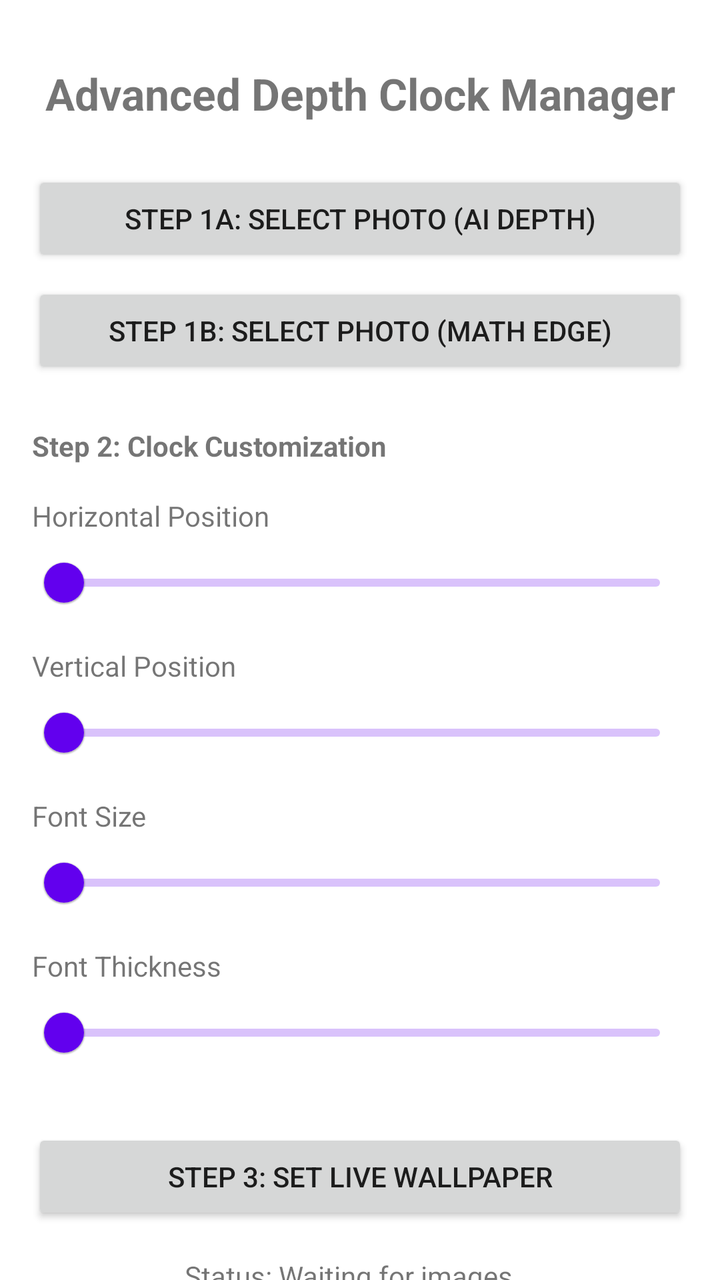
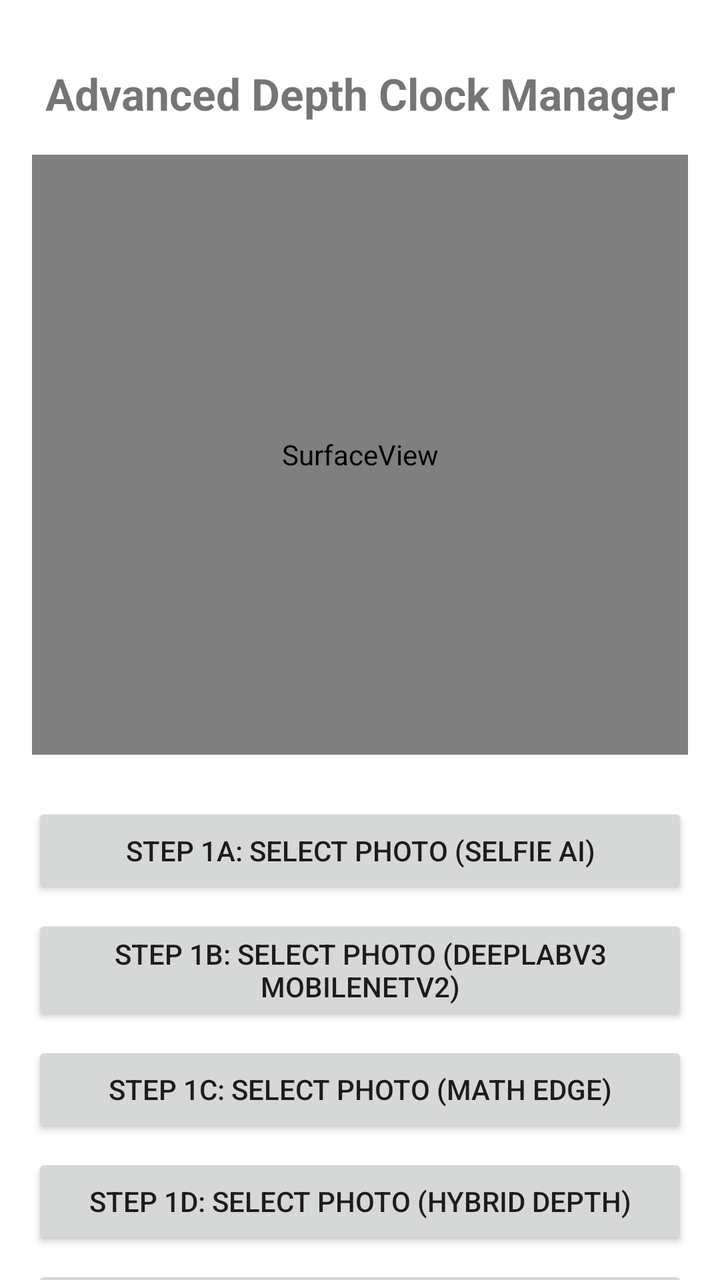

Screens rendered from an Android XML layout before and after an edit, with the pre-edit source and the edit as a unified diff.
<!-- AndroidManifest.xml: application theme Theme.AdvanceWallpaperManager -->
<!-- res/layout/activity_main.xml -->
<?xml version="1.0" encoding="utf-8"?>
<androidx.core.widget.NestedScrollView xmlns:android="http://schemas.android.com/apk/res/android"
    xmlns:app="http://schemas.android.com/apk/res-auto"
    xmlns:tools="http://schemas.android.com/tools"
    android:layout_width="match_parent"
    android:layout_height="match_parent"
    android:fillViewport="true">

    <androidx.constraintlayout.widget.ConstraintLayout
        android:layout_width="match_parent"
        android:layout_height="wrap_content"
        android:padding="16dp">

        <TextView
            android:id="@+id/tv_title"
            android:layout_width="wrap_content"
            android:layout_height="wrap_content"
            android:text="Advanced Depth Clock Manager"
            android:textSize="22sp"
            android:textStyle="bold"
            app:layout_constraintTop_toTopOf="parent"
            app:layout_constraintStart_toStartOf="parent"
            app:layout_constraintEnd_toEndOf="parent"
            android:layout_marginTop="16dp"/>

        <Button
            android:id="@+id/btn_select_image"
            android:layout_width="0dp"
            android:layout_height="wrap_content"
            android:text="Step 1a: Select Photo (AI Depth)"
            app:layout_constraintTop_toBottomOf="@id/tv_title"
            app:layout_constraintStart_toStartOf="parent"
            app:layout_constraintEnd_toEndOf="parent"
            android:layout_marginTop="24dp"/>

        <Button
            android:id="@+id/btn_extract_edges"
            android:layout_width="0dp"
            android:layout_height="wrap_content"
            android:text="Step 1b: Select Photo (Math Edge)"
            app:layout_constraintTop_toBottomOf="@id/btn_select_image"
            app:layout_constraintStart_toStartOf="parent"
            app:layout_constraintEnd_toEndOf="parent"
            android:layout_marginTop="8dp"/>

        <ProgressBar
            android:id="@+id/pb_extraction"
            style="?android:attr/progressBarStyleHorizontal"
            android:layout_width="0dp"
            android:layout_height="wrap_content"
            android:visibility="gone"
            android:indeterminate="true"
            app:layout_constraintTop_toBottomOf="@id/btn_extract_edges"
            app:layout_constraintStart_toStartOf="parent"
            app:layout_constraintEnd_toEndOf="parent"/>

        <TextView
            android:id="@+id/tv_clock_settings"
            android:layout_width="wrap_content"
            android:layout_height="wrap_content"
            android:text="Step 2: Clock Customization"
            android:textStyle="bold"
            app:layout_constraintTop_toBottomOf="@id/pb_extraction"
            app:layout_constraintStart_toStartOf="parent"
            android:layout_marginTop="24dp"/>

        
        <TextView
            android:id="@+id/tv_label_x"
            android:layout_width="wrap_content"
            android:layout_height="wrap_content"
            android:text="Horizontal Position"
            app:layout_constraintTop_toBottomOf="@id/tv_clock_settings"
            app:layout_constraintStart_toStartOf="parent"
            android:layout_marginTop="16dp"/>
        <com.google.android.material.slider.Slider
            android:id="@+id/slider_x"
            android:layout_width="0dp"
            android:layout_height="wrap_content"
            android:valueFrom="0.0"
            android:valueTo="1.0"
            app:layout_constraintTop_toBottomOf="@id/tv_label_x"
            app:layout_constraintStart_toStartOf="parent"
            app:layout_constraintEnd_toEndOf="parent"/>

        
        <TextView
            android:id="@+id/tv_label_y"
            android:layout_width="wrap_content"
            android:layout_height="wrap_content"
            android:text="Vertical Position"
            app:layout_constraintTop_toBottomOf="@id/slider_x"
            app:layout_constraintStart_toStartOf="parent"
            android:layout_marginTop="8dp"/>
        <com.google.android.material.slider.Slider
            android:id="@+id/slider_y"
            android:layout_width="0dp"
            android:layout_height="wrap_content"
            android:valueFrom="0.0"
            android:valueTo="1.0"
            app:layout_constraintTop_toBottomOf="@id/tv_label_y"
            app:layout_constraintStart_toStartOf="parent"
            app:layout_constraintEnd_toEndOf="parent"/>

        
        <TextView
            android:id="@+id/tv_label_size"
            android:layout_width="wrap_content"
            android:layout_height="wrap_content"
            android:text="Font Size"
            app:layout_constraintTop_toBottomOf="@id/slider_y"
            app:layout_constraintStart_toStartOf="parent"
            android:layout_marginTop="8dp"/>
        <com.google.android.material.slider.Slider
            android:id="@+id/slider_size"
            android:layout_width="0dp"
            android:layout_height="wrap_content"
            android:valueFrom="50"
            android:valueTo="500"
            app:layout_constraintTop_toBottomOf="@id/tv_label_size"
            app:layout_constraintStart_toStartOf="parent"
            app:layout_constraintEnd_toEndOf="parent"/>

        
        <TextView
            android:id="@+id/tv_label_thickness"
            android:layout_width="wrap_content"
            android:layout_height="wrap_content"
            android:text="Font Thickness"
            app:layout_constraintTop_toBottomOf="@id/slider_size"
            app:layout_constraintStart_toStartOf="parent"
            android:layout_marginTop="8dp"/>
        <com.google.android.material.slider.Slider
            android:id="@+id/slider_thickness"
            android:layout_width="0dp"
            android:layout_height="wrap_content"
            android:valueFrom="0"
            android:valueTo="20"
            app:layout_constraintTop_toBottomOf="@id/tv_label_thickness"
            app:layout_constraintStart_toStartOf="parent"
            app:layout_constraintEnd_toEndOf="parent"/>

        <Button
            android:id="@+id/btn_apply"
            android:layout_width="0dp"
            android:layout_height="wrap_content"
            android:text="Step 3: Set Live Wallpaper"
            app:layout_constraintTop_toBottomOf="@id/slider_thickness"
            app:layout_constraintStart_toStartOf="parent"
            app:layout_constraintEnd_toEndOf="parent"
            android:layout_marginTop="24dp"/>

        <TextView
            android:id="@+id/tv_status"
            android:layout_width="wrap_content"
            android:layout_height="wrap_content"
            android:text="Status: Waiting for images..."
            app:layout_constraintTop_toBottomOf="@id/btn_apply"
            app:layout_constraintStart_toStartOf="parent"
            app:layout_constraintEnd_toEndOf="parent"
            android:layout_marginTop="16dp"
            android:paddingBottom="32dp"/>

    </androidx.constraintlayout.widget.ConstraintLayout>
</androidx.core.widget.NestedScrollView>
<!-- resources referenced by this layout -->
<resources>
  <style name="Theme.AdvanceWallpaperManager" parent="Theme.MaterialComponents.DayNight.DarkActionBar">
          
          <item name="colorPrimary">@color/purple_500</item>
          <item name="colorPrimaryVariant">@color/purple_700</item>
          <item name="colorOnPrimary">@color/white</item>
          
          <item name="colorSecondary">@color/teal_200</item>
          <item name="colorSecondaryVariant">@color/teal_700</item>
          <item name="colorOnSecondary">@color/black</item>
          
          <item name="android:statusBarColor">?attr/colorPrimaryVariant</item>
          
      </style>
  <color name="purple_500">#FF6200EE</color>
  <color name="purple_700">#FF3700B3</color>
  <color name="white">#FFFFFFFF</color>
  <color name="teal_200">#FF03DAC5</color>
  <color name="teal_700">#FF018786</color>
  <color name="black">#FF000000</color>
</resources>

<!-- the commit's change to res/layout/activity_main.xml (unified diff, before → after) -->
@@ -23,22 +23,70 @@
             app:layout_constraintEnd_toEndOf="parent"
             android:layout_marginTop="16dp"/>
 
+        
+        <FrameLayout
+            android:id="@+id/preview_container"
+            android:layout_width="0dp"
+            android:layout_height="300dp"
+            android:layout_marginTop="16dp"
+            android:background="#000"
+            app:layout_constraintTop_toBottomOf="@id/tv_title"
+            app:layout_constraintStart_toStartOf="parent"
+            app:layout_constraintEnd_toEndOf="parent">
+
+            <SurfaceView
+                android:id="@+id/surface_preview"
+                android:layout_width="match_parent"
+                android:layout_height="match_parent"
+                android:layout_gravity="center" />
+        </FrameLayout>
+
         <Button
             android:id="@+id/btn_select_image"
             android:layout_width="0dp"
             android:layout_height="wrap_content"
-            android:text="Step 1a: Select Photo (AI Depth)"
-            app:layout_constraintTop_toBottomOf="@id/tv_title"
+            android:text="Step 1a: Select Photo (Selfie AI)"
+            app:layout_constraintTop_toBottomOf="@id/preview_container"
             app:layout_constraintStart_toStartOf="parent"
             app:layout_constraintEnd_toEndOf="parent"
             android:layout_marginTop="24dp"/>
 
         <Button
+            android:id="@+id/btn_deep_lab"
+            android:layout_width="0dp"
+            android:layout_height="wrap_content"
+            android:text="Step 1b: Select Photo (DeepLabV3 MobileNetV2)"
+            app:layout_constraintTop_toBottomOf="@id/btn_select_image"
+            app:layout_constraintStart_toStartOf="parent"
+            app:layout_constraintEnd_toEndOf="parent"
+            android:layout_marginTop="8dp"/>
+
+        <Button
             android:id="@+id/btn_extract_edges"
             android:layout_width="0dp"
             android:layout_height="wrap_content"
-            android:text="Step 1b: Select Photo (Math Edge)"
-            app:layout_constraintTop_toBottomOf="@id/btn_select_image"
+            android:text="Step 1c: Select Photo (Math Edge)"
+            app:layout_constraintTop_toBottomOf="@id/btn_deep_lab"
+            app:layout_constraintStart_toStartOf="parent"
+            app:layout_constraintEnd_toEndOf="parent"
+            android:layout_marginTop="8dp"/>
+
+        <Button
+            android:id="@+id/btn_hybrid_depth"
+            android:layout_width="0dp"
+            android:layout_height="wrap_content"
+            android:text="Step 1d: Select Photo (Hybrid Depth)"
+            app:layout_constraintTop_toBottomOf="@id/btn_extract_edges"
+            app:layout_constraintStart_toStartOf="parent"
+            app:layout_constraintEnd_toEndOf="parent"
+            android:layout_marginTop="8dp"/>
+
+        <Button
+            android:id="@+id/btn_saliency_matte"
+            android:layout_width="0dp"
+            android:layout_height="wrap_content"
+            android:text="Step 1e: Select Photo (Saliency Matte)"
+            app:layout_constraintTop_toBottomOf="@id/btn_hybrid_depth"
             app:layout_constraintStart_toStartOf="parent"
             app:layout_constraintEnd_toEndOf="parent"
             android:layout_marginTop="8dp"/>
@@ -50,7 +98,154 @@
             android:layout_height="wrap_content"
             android:visibility="gone"
             android:indeterminate="true"
-            app:layout_constraintTop_toBottomOf="@id/btn_extract_edges"
+            android:layout_marginTop="8dp"
+            app:layout_constraintTop_toBottomOf="@id/btn_saliency_matte"
+            app:layout_constraintStart_toStartOf="parent"
+            app:layout_constraintEnd_toEndOf="parent"/>
+
+        <TextView
+            android:id="@+id/tv_deep_lab_settings"
+            android:layout_width="wrap_content"
+            android:layout_height="wrap_content"
+            android:text="DeepLab Controls"
+            android:textStyle="bold"
+            app:layout_constraintTop_toBottomOf="@id/pb_extraction"
+            app:layout_constraintStart_toStartOf="parent"
+            android:layout_marginTop="24dp"/>
+
+        <TextView
+            android:id="@+id/tv_label_deep_lab_class"
+            android:layout_width="wrap_content"
+            android:layout_height="wrap_content"
+            android:text="DeepLab Target: 15 (Person)"
+            app:layout_constraintTop_toBottomOf="@id/tv_deep_lab_settings"
+            app:layout_constraintStart_toStartOf="parent"
+            android:layout_marginTop="16dp"/>
+
+        <com.google.android.material.slider.Slider
+            android:id="@+id/slider_deep_lab_class"
+            android:layout_width="0dp"
+            android:layout_height="wrap_content"
+            android:valueFrom="0"
+            android:valueTo="20"
+            android:value="15"
+            android:stepSize="1"
+            app:layout_constraintTop_toBottomOf="@id/tv_label_deep_lab_class"
+            app:layout_constraintStart_toStartOf="parent"
+            app:layout_constraintEnd_toEndOf="parent"/>
+
+        <TextView
+            android:id="@+id/tv_label_deep_lab_confidence"
+            android:layout_width="wrap_content"
+            android:layout_height="wrap_content"
+            android:text="DeepLab Min Confidence: 0.00"
+            app:layout_constraintTop_toBottomOf="@id/slider_deep_lab_class"
+            app:layout_constraintStart_toStartOf="parent"
+            android:layout_marginTop="8dp"/>
+
+        <com.google.android.material.slider.Slider
+            android:id="@+id/slider_deep_lab_confidence"
+            android:layout_width="0dp"
+            android:layout_height="wrap_content"
+            android:valueFrom="0.0"
+            android:valueTo="1.0"
+            android:value="0.0"
+            android:stepSize="0.01"
+            app:layout_constraintTop_toBottomOf="@id/tv_label_deep_lab_confidence"
+            app:layout_constraintStart_toStartOf="parent"
+            app:layout_constraintEnd_toEndOf="parent"/>
+
+        <TextView
+            android:id="@+id/tv_saliency_settings"
+            android:layout_width="wrap_content"
+            android:layout_height="wrap_content"
+            android:text="Saliency Matte Controls"
+            android:textStyle="bold"
+            app:layout_constraintTop_toBottomOf="@id/slider_deep_lab_confidence"
+            app:layout_constraintStart_toStartOf="parent"
+            android:layout_marginTop="16dp"/>
+
+        <TextView
+            android:id="@+id/tv_label_saliency_threshold"
+            android:layout_width="wrap_content"
+            android:layout_height="wrap_content"
+            android:text="Saliency Threshold: 0.35"
+            app:layout_constraintTop_toBottomOf="@id/tv_saliency_settings"
+            app:layout_constraintStart_toStartOf="parent"
+            android:layout_marginTop="12dp"/>
+
+        <com.google.android.material.slider.Slider
+            android:id="@+id/slider_saliency_threshold"
+            android:layout_width="0dp"
+            android:layout_height="wrap_content"
+            android:valueFrom="0.05"
+            android:valueTo="0.95"
+            android:value="0.35"
+            android:stepSize="0.01"
+            app:layout_constraintTop_toBottomOf="@id/tv_label_saliency_threshold"
+            app:layout_constraintStart_toStartOf="parent"
+            app:layout_constraintEnd_toEndOf="parent"/>
+
+        <TextView
+            android:id="@+id/tv_label_saliency_feather"
+            android:layout_width="wrap_content"
+            android:layout_height="wrap_content"
+            android:text="Matte Feather: 10px"
+            app:layout_constraintTop_toBottomOf="@id/slider_saliency_threshold"
+            app:layout_constraintStart_toStartOf="parent"
+            android:layout_marginTop="8dp"/>
+
+        <com.google.android.material.slider.Slider
+            android:id="@+id/slider_saliency_feather"
+            android:layout_width="0dp"
+            android:layout_height="wrap_content"
+            android:valueFrom="1"
+            android:valueTo="24"
+            android:value="10"
+            android:stepSize="1"
+            app:layout_constraintTop_toBottomOf="@id/tv_label_saliency_feather"
+            app:layout_constraintStart_toStartOf="parent"
+            app:layout_constraintEnd_toEndOf="parent"/>
+
+        <TextView
+            android:id="@+id/tv_label_saliency_cleanup"
+            android:layout_width="wrap_content"
+            android:layout_height="wrap_content"
+            android:text="Mask Cleanup: 2px"
+            app:layout_constraintTop_toBottomOf="@id/slider_saliency_feather"
+            app:layout_constraintStart_toStartOf="parent"
+            android:layout_marginTop="8dp"/>
+
+        <com.google.android.material.slider.Slider
+            android:id="@+id/slider_saliency_cleanup"
+            android:layout_width="0dp"
+            android:layout_height="wrap_content"
+            android:valueFrom="0"
+            android:valueTo="6"
+            android:value="2"
+            android:stepSize="1"
+            app:layout_constraintTop_toBottomOf="@id/tv_label_saliency_cleanup"
+            app:layout_constraintStart_toStartOf="parent"
+            app:layout_constraintEnd_toEndOf="parent"/>
+
+        <TextView
+            android:id="@+id/tv_label_saliency_edge_lock"
+            android:layout_width="wrap_content"
+            android:layout_height="wrap_content"
+            android:text="Edge Lock: 0.50"
+            app:layout_constraintTop_toBottomOf="@id/slider_saliency_cleanup"
+            app:layout_constraintStart_toStartOf="parent"
+            android:layout_marginTop="8dp"/>
+
+        <com.google.android.material.slider.Slider
+            android:id="@+id/slider_saliency_edge_lock"
+            android:layout_width="0dp"
+            android:layout_height="wrap_content"
+            android:valueFrom="0.0"
+            android:valueTo="1.0"
+            android:value="0.5"
+            android:stepSize="0.01"
+            app:layout_constraintTop_toBottomOf="@id/tv_label_saliency_edge_lock"
             app:layout_constraintStart_toStartOf="parent"
             app:layout_constraintEnd_toEndOf="parent"/>
 
@@ -60,7 +255,7 @@
             android:layout_height="wrap_content"
             android:text="Step 2: Clock Customization"
             android:textStyle="bold"
-            app:layout_constraintTop_toBottomOf="@id/pb_extraction"
+            app:layout_constraintTop_toBottomOf="@id/slider_saliency_edge_lock"
             app:layout_constraintStart_toStartOf="parent"
             android:layout_marginTop="24dp"/>
 
@@ -88,7 +283,7 @@
             android:id="@+id/tv_label_y"
             android:layout_width="wrap_content"
             android:layout_height="wrap_content"
-            android:text="Vertical Position"
+            android:text="Vertical Position (Clock Height)"
             app:layout_constraintTop_toBottomOf="@id/slider_x"
             app:layout_constraintStart_toStartOf="parent"
             android:layout_marginTop="8dp"/>
@@ -140,12 +335,52 @@
             app:layout_constraintStart_toStartOf="parent"
             app:layout_constraintEnd_toEndOf="parent"/>
 
+        
+        <TextView
+            android:id="@+id/tv_label_stretch"
+            android:layout_width="wrap_content"
+            android:layout_height="wrap_content"
+            android:text="Clock Vertical Stretch (iOS Style)"
+            app:layout_constraintTop_toBottomOf="@id/slider_thickness"
+            app:layout_constraintStart_toStartOf="parent"
+            android:layout_marginTop="8dp"/>
+        <com.google.android.material.slider.Slider
+            android:id="@+id/slider_stretch"
+            android:layout_width="0dp"
+            android:layout_height="wrap_content"
+            android:valueFrom="0.5"
+            android:valueTo="3.0"
+            android:value="1.0"
+            app:layout_constraintTop_toBottomOf="@id/tv_label_stretch"
+            app:layout_constraintStart_toStartOf="parent"
+            app:layout_constraintEnd_toEndOf="parent"/>
+
+        
+        <TextView
+            android:id="@+id/tv_label_threshold"
+            android:layout_width="wrap_content"
+            android:layout_height="wrap_content"
+            android:text="Math Edge Sensitivity (Low = More Detail)"
+            app:layout_constraintTop_toBottomOf="@id/slider_stretch"
+            app:layout_constraintStart_toStartOf="parent"
+            android:layout_marginTop="8dp"/>
+        <com.google.android.material.slider.Slider
+            android:id="@+id/slider_threshold"
+            android:layout_width="0dp"
+            android:layout_height="wrap_content"
+            android:valueFrom="0.01"
+            android:valueTo="0.5"
+            android:value="0.1"
+            app:layout_constraintTop_toBottomOf="@id/tv_label_threshold"
+            app:layout_constraintStart_toStartOf="parent"
+            app:layout_constraintEnd_toEndOf="parent"/>
+
         <Button
             android:id="@+id/btn_apply"
             android:layout_width="0dp"
             android:layout_height="wrap_content"
             android:text="Step 3: Set Live Wallpaper"
-            app:layout_constraintTop_toBottomOf="@id/slider_thickness"
+            app:layout_constraintTop_toBottomOf="@id/slider_threshold"
             app:layout_constraintStart_toStartOf="parent"
             app:layout_constraintEnd_toEndOf="parent"
             android:layout_marginTop="24dp"/>
